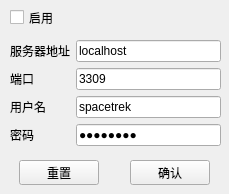
Before: the Qt Designer form dbinconf.ui in aspirefhaha/telemetryCapture, drawn with Qt 5.
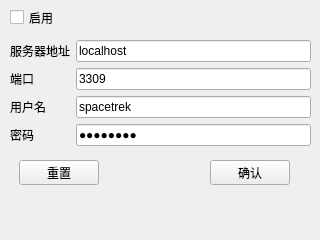
After: the same form once the commit is applied.

```diff
--- a/dbinconf.ui
+++ b/dbinconf.ui
@@ -6,8 +6,8 @@
    <rect>
     <x>0</x>
     <y>0</y>
-    <width>229</width>
-    <height>194</height>
+    <width>320</width>
+    <height>240</height>
    </rect>
   </property>
   <property name="windowTitle">
@@ -18,7 +18,7 @@
     <rect>
      <x>10</x>
      <y>40</y>
-     <width>211</width>
+     <width>301</width>
      <height>111</height>
     </rect>
    </property>
@@ -95,7 +95,7 @@
     <rect>
      <x>19</x>
      <y>160</y>
-     <width>191</width>
+     <width>271</width>
      <height>25</height>
     </rect>
    </property>
```
